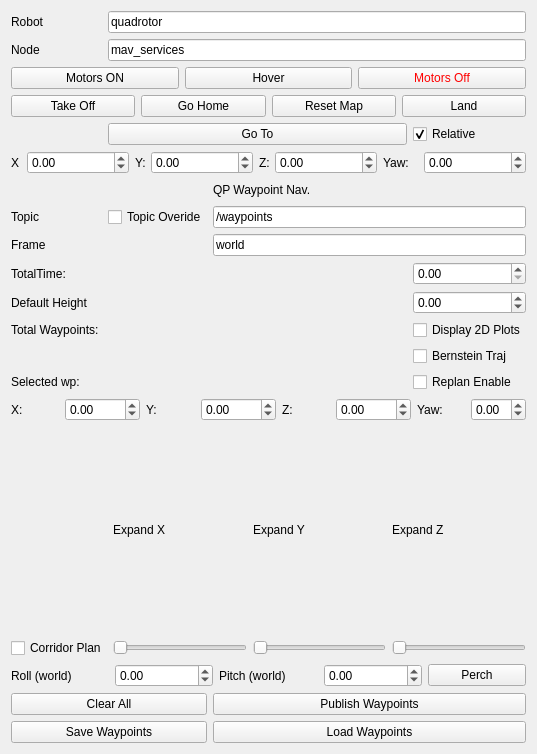
Above: waypoint_navigation_plugin/ui/WaypointNavigation.ui from arplaboratory/waypoint_navigation_plugin before the change. Below: the same form after it.
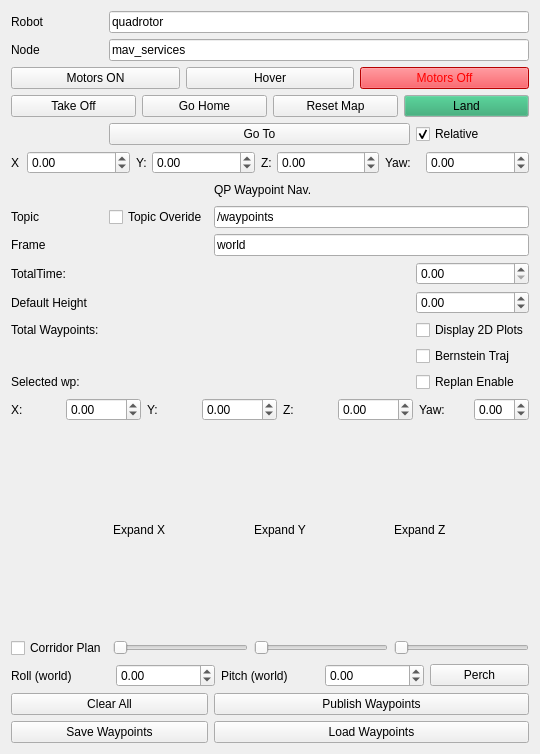
That is the form after the change.

```diff
--- a/waypoint_navigation_plugin/ui/WaypointNavigation.ui
+++ b/waypoint_navigation_plugin/ui/WaypointNavigation.ui
@@ -6,7 +6,7 @@
    <rect>
     <x>0</x>
     <y>0</y>
-    <width>537</width>
+    <width>540</width>
     <height>754</height>
    </rect>
   </property>
@@ -42,6 +42,124 @@
      </item>
      <item>
       <widget class="QPushButton" name="motors_off_push_button">
+       <property name="palette">
+        <palette>
+         <active>
+          <colorrole role="WindowText">
+           <brush brushstyle="SolidPattern">
+            <color alpha="255">
+             <red>0</red>
+             <green>0</green>
+             <blue>0</blue>
+            </color>
+           </brush>
+          </colorrole>
+          <colorrole role="Button">
+           <brush brushstyle="SolidPattern">
+            <color alpha="255">
+             <red>237</red>
+             <green>51</green>
+             <blue>59</blue>
+            </color>
+           </brush>
+          </colorrole>
+          <colorrole role="Base">
+           <brush brushstyle="SolidPattern">
+            <color alpha="255">
+             <red>255</red>
+             <green>255</green>
+             <blue>255</blue>
+            </color>
+           </brush>
+          </colorrole>
+          <colorrole role="Window">
+           <brush brushstyle="SolidPattern">
+            <color alpha="255">
+             <red>255</red>
+             <green>0</green>
+             <blue>0</blue>
+            </color>
+           </brush>
+          </colorrole>
+         </active>
+         <inactive>
+          <colorrole role="WindowText">
+           <brush brushstyle="SolidPattern">
+            <color alpha="255">
+             <red>0</red>
+             <green>0</green>
+             <blue>0</blue>
+            </color>
+           </brush>
+          </colorrole>
+          <colorrole role="Button">
+           <brush brushstyle="SolidPattern">
+            <color alpha="255">
+             <red>237</red>
+             <green>51</green>
+             <blue>59</blue>
+            </color>
+           </brush>
+          </colorrole>
+          <colorrole role="Base">
+           <brush brushstyle="SolidPattern">
+            <color alpha="255">
+             <red>255</red>
+             <green>255</green>
+             <blue>255</blue>
+            </color>
+           </brush>
+          </colorrole>
+          <colorrole role="Window">
+           <brush brushstyle="SolidPattern">
+            <color alpha="255">
+             <red>255</red>
+             <green>0</green>
+             <blue>0</blue>
+            </color>
+           </brush>
+          </colorrole>
+         </inactive>
+         <disabled>
+          <colorrole role="WindowText">
+           <brush brushstyle="SolidPattern">
+            <color alpha="255">
+             <red>190</red>
+             <green>190</green>
+             <blue>190</blue>
+            </color>
+           </brush>
+          </colorrole>
+          <colorrole role="Button">
+           <brush brushstyle="SolidPattern">
+            <color alpha="255">
+             <red>237</red>
+             <green>51</green>
+             <blue>59</blue>
+            </color>
+           </brush>
+          </colorrole>
+          <colorrole role="Base">
+           <brush brushstyle="SolidPattern">
+            <color alpha="255">
+             <red>255</red>
+             <green>0</green>
+             <blue>0</blue>
+            </color>
+           </brush>
+          </colorrole>
+          <colorrole role="Window">
+           <brush brushstyle="SolidPattern">
+            <color alpha="255">
+             <red>255</red>
+             <green>0</green>
+             <blue>0</blue>
+            </color>
+           </brush>
+          </colorrole>
+         </disabled>
+        </palette>
+       </property>
        <property name="styleSheet">
         <string notr="true">color: rgb(255, 0, 0);</string>
        </property>
@@ -452,6 +570,70 @@
      </item>
      <item>
       <widget class="QPushButton" name="land_push_button">
+       <property name="palette">
+        <palette>
+         <active>
+          <colorrole role="Button">
+           <brush brushstyle="SolidPattern">
+            <color alpha="255">
+             <red>38</red>
+             <green>162</green>
+             <blue>105</blue>
+            </color>
+           </brush>
+          </colorrole>
+          <colorrole role="Base">
+           <brush brushstyle="SolidPattern">
+            <color alpha="255">
+             <red>255</red>
+             <green>255</green>
+             <blue>255</blue>
+            </color>
+           </brush>
+          </colorrole>
+         </active>
+         <inactive>
+          <colorrole role="Button">
+           <brush brushstyle="SolidPattern">
+            <color alpha="255">
+             <red>38</red>
+             <green>162</green>
+             <blue>105</blue>
+            </color>
+           </brush>
+          </colorrole>
+          <colorrole role="Base">
+           <brush brushstyle="SolidPattern">
+            <color alpha="255">
+             <red>255</red>
+             <green>255</green>
+             <blue>255</blue>
+            </color>
+           </brush>
+          </colorrole>
+         </inactive>
+         <disabled>
+          <colorrole role="Button">
+           <brush brushstyle="SolidPattern">
+            <color alpha="255">
+             <red>38</red>
+             <green>162</green>
+             <blue>105</blue>
+            </color>
+           </brush>
+          </colorrole>
+          <colorrole role="Base">
+           <brush brushstyle="SolidPattern">
+            <color alpha="255">
+             <red>239</red>
+             <green>239</green>
+             <blue>239</blue>
+            </color>
+           </brush>
+          </colorrole>
+         </disabled>
+        </palette>
+       </property>
        <property name="text">
         <string>Land</string>
        </property>
```
